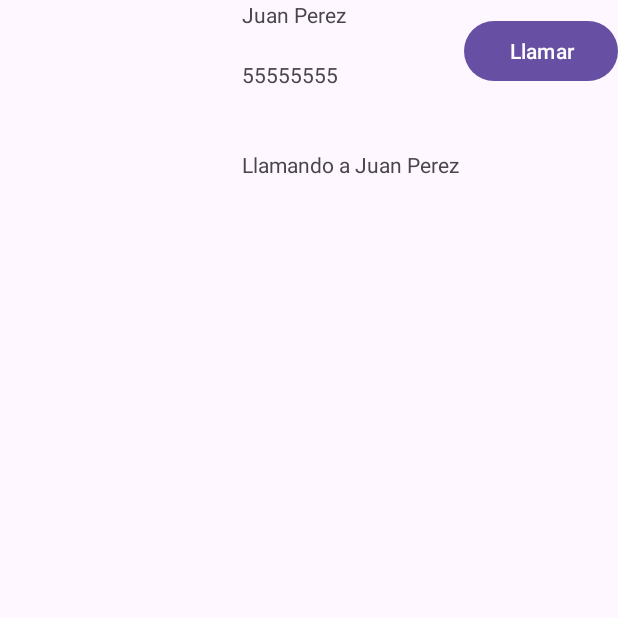
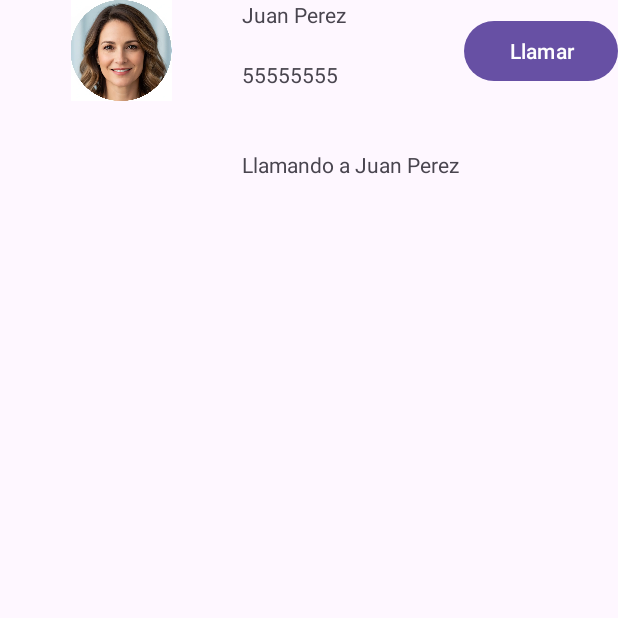
Before and after one commit to a19albertons/PMDM-android, an Android app: the screen it shows after launch (MainActivity), after a tap on "Llamar", on a phone screen of 412 x 824 dp, the top half of it. Run offline under Robolectric (Android 15) with nearby library versions, the phone set to English and light mode, and no system bars.

Commit message:
Fix mistake in linear layout

```diff
--- a/LinearLayout/app/src/main/res/layout/activity_main.xml
+++ b/LinearLayout/app/src/main/res/layout/activity_main.xml
@@ -13,7 +13,8 @@
         android:layout_width="149dp"
         android:layout_height="67dp"
         android:layout_weight="1"
-        tools:srcCompat="@tools:sample/avatars" />
+        tools:srcCompat="@tools:sample/avatars"
+        android:src="@drawable/foto"/>
 
     <FrameLayout
         android:layout_width="148dp"
```
Also changed, not shown: LinearLayout/app/src/main/res/drawable/foto.webp (added).
